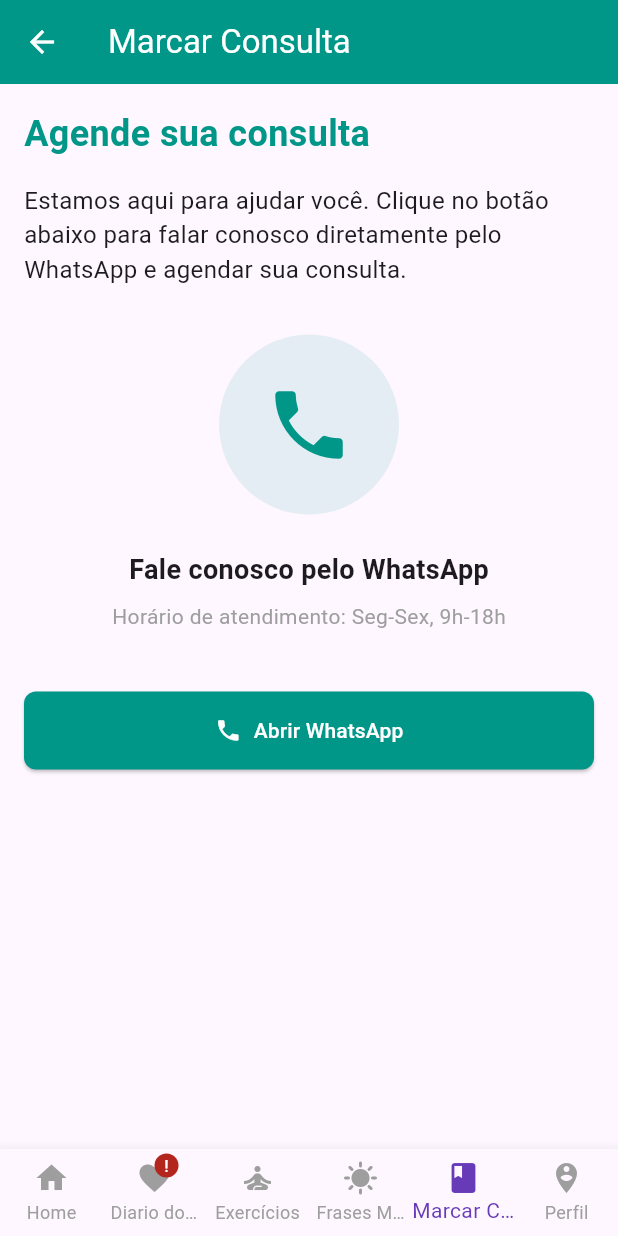
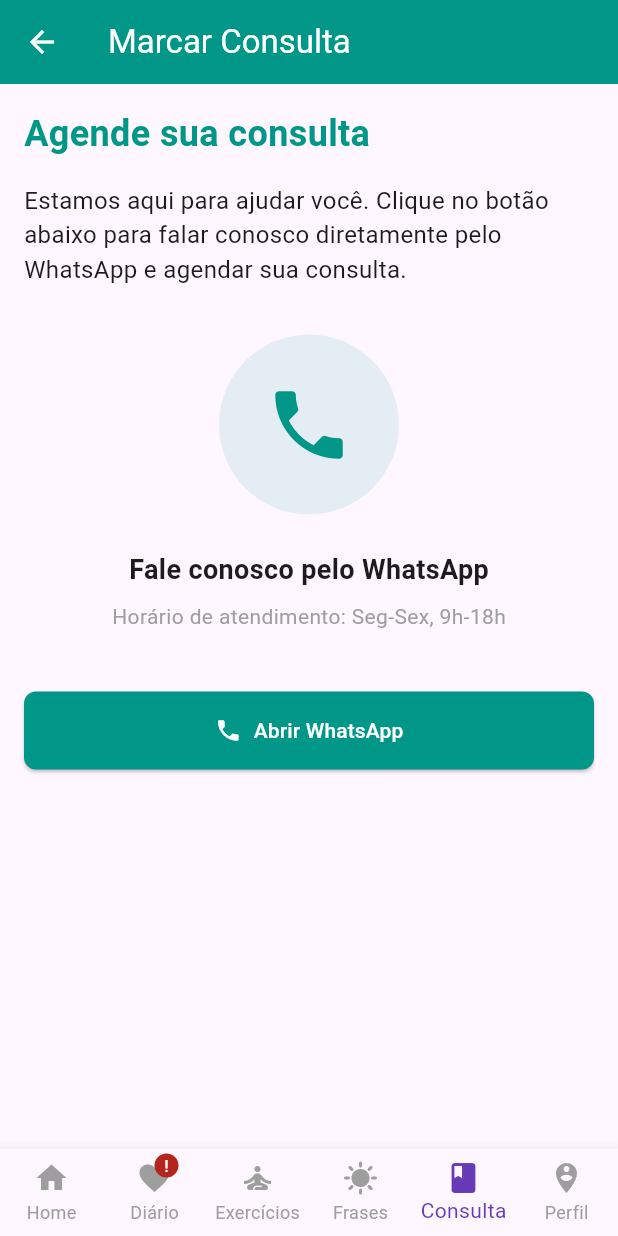
Before and after one commit to Pedro-Caixa/my_refuge, a Flutter app: the ConsultaPage screen opened by its route, on a phone screen of 412 x 824 dp. Run offline on Flutter 3.47's test engine with Material 3 defaults, Android fonts, the phone set to English and light mode, and no system bars; our stand-ins replace cloud_firestore, firebase_auth, firebase_core, flutter_dotenv; accounts and stored records are empty.

Commit message:
FIX: nome dos botões no footer

```diff
--- a/lib/views/widgets/sections/custom_footer.dart
+++ b/lib/views/widgets/sections/custom_footer.dart
@@ -79,7 +79,7 @@ class _CustomFooterState extends State<CustomFooter> {
                   label: Text('!'),
                   child: Icon(Icons.favorite),
                 ),
-          label: "Diario do Humor",
+          label: "Diário",
         ),
         const BottomNavigationBarItem(
           icon: Icon(Icons.self_improvement),
@@ -87,11 +87,11 @@ class _CustomFooterState extends State<CustomFooter> {
         ),
         const BottomNavigationBarItem(
           icon: Icon(Icons.sunny),
-          label: "Frases Motivação",
+          label: "Frases",
         ),
         const BottomNavigationBarItem(
           icon: Icon(Icons.book),
-          label: "Marcar Consulta",
+          label: "Consulta",
         ),
         BottomNavigationBarItem(
           icon: Icon(Icons.person_pin_circle),
```
